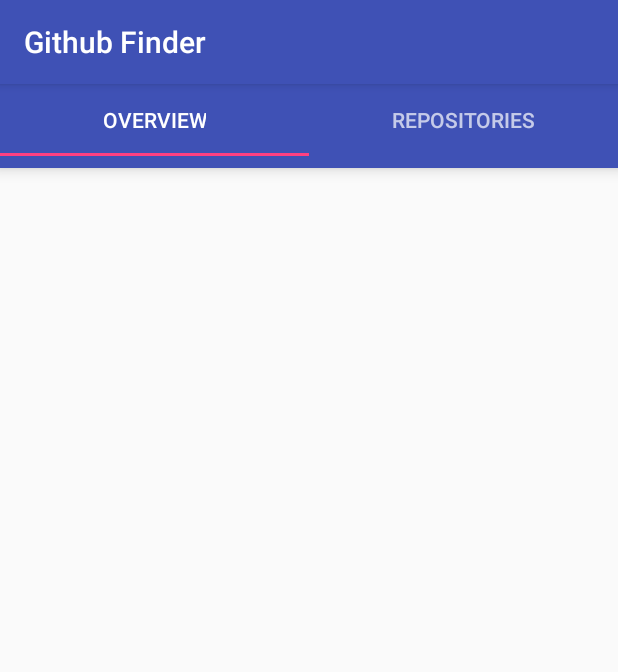
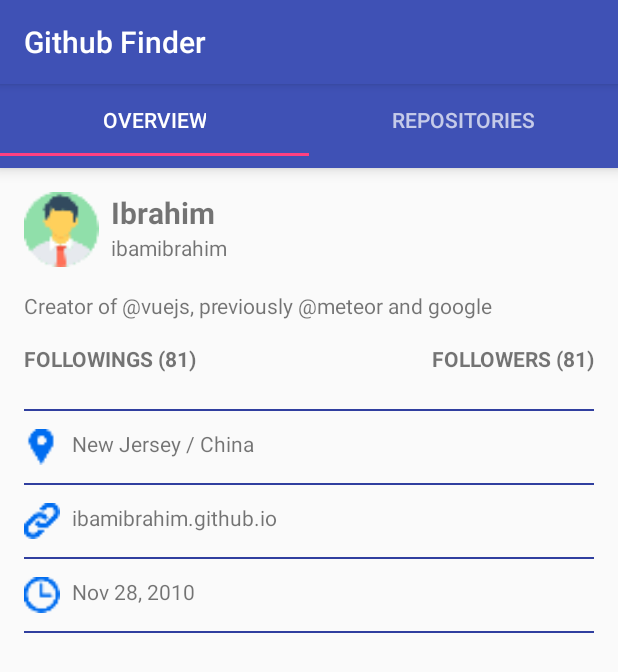
Before and after one commit to ibamibrahim/GithubFinder, an Android app: the DetailActivity screen opened directly, with no data from a screen before it, on a phone screen of 412 x 824 dp. Shown: the top 672 px of the screen. Run offline under Robolectric (Android 15) with nearby library versions, the phone set to English and light mode, and no system bars.

Commit message:
Pass data to fragment

```diff
--- a/app/build.gradle
+++ b/app/build.gradle
@@ -32,6 +32,7 @@ dependencies {
     compile 'io.reactivex:rxandroid:1.2.1'
     compile 'com.squareup.retrofit2:adapter-rxjava:2.2.0'
     compile 'com.android.support:recyclerview-v7:26.1.0'
+    compile 'org.greenrobot:eventbus:3.1.1'
     androidTestImplementation 'com.android.support.test:runner:1.0.1'
     androidTestImplementation 'com.android.support.test.espresso:espresso-core:3.0.1'
 }
--- a/app/src/main/java/id/ibam/githubfinder/detail/DetailActivity.java
+++ b/app/src/main/java/id/ibam/githubfinder/detail/DetailActivity.java
@@ -3,32 +3,46 @@ package id.ibam.githubfinder.detail;
 import android.os.Bundle;
 import android.support.design.widget.TabLayout;
 import android.support.v4.view.ViewPager;
+import android.util.Log;
 
 import id.ibam.githubfinder.BaseActivity;
 import id.ibam.githubfinder.MvpView;
 import id.ibam.githubfinder.R;
 
 public class DetailActivity extends BaseActivity implements MvpView, DetailContract.View {
+
+    private static final String TAG = "DetailActivity";
+    DetailPresenter mPresenter;
+    String name;
+
     @Override
     public void onCreate(Bundle savedInstanceState) {
         super.onCreate(savedInstanceState);
         setContentView(R.layout.activity_detail);
+        name = getIntent().getStringExtra("name");
+        Log.i(TAG, "onCreate: " + name);
         initTabAndViewPager();
-        }
+        initPresenter();
+    }
+
+    private void initPresenter() {
+        mPresenter = new DetailPresenter();
+        mPresenter.onAttach(this);
+    }
 
     @Override
     public void loadComplete() {
 
     }
 
-    private void initTabAndViewPager(){
+    private void initTabAndViewPager() {
         TabLayout tabLayout = (TabLayout) findViewById(R.id.tab_layout);
         tabLayout.addTab(tabLayout.newTab().setText("Overview"));
         tabLayout.addTab(tabLayout.newTab().setText("Repositories"));
         tabLayout.setTabGravity(TabLayout.GRAVITY_FILL);
         final ViewPager viewPager = (ViewPager) findViewById(R.id.pager);
         final PagerAdapter adapter = new PagerAdapter
-                (getSupportFragmentManager(), tabLayout.getTabCount());
+                (getSupportFragmentManager(), tabLayout.getTabCount(), name);
         viewPager.setAdapter(adapter);
         viewPager.addOnPageChangeListener(new TabLayout.TabLayoutOnPageChangeListener(tabLayout));
         tabLayout.setOnTabSelectedListener(new TabLayout.OnTabSelectedListener() {
--- a/app/src/main/java/id/ibam/githubfinder/detail/PagerAdapter.java
+++ b/app/src/main/java/id/ibam/githubfinder/detail/PagerAdapter.java
@@ -1,37 +1,35 @@
 package id.ibam.githubfinder.detail;
 
+import android.os.Bundle;
 import android.support.v4.app.Fragment;
 import android.support.v4.app.FragmentManager;
 import android.support.v4.app.FragmentStatePagerAdapter;
 
-<<<<<<< HEAD
-import id.ibam.githubfinder.detail.fragment.OverviewFragment;
-import id.ibam.githubfinder.detail.fragment.RepoListFragment;
-=======
 import id.ibam.githubfinder.detail.overview.OverviewFragment;
 import id.ibam.githubfinder.detail.repolist.RepoListFragment;
->>>>>>> 0521c036116e570fe3ff2089b6302e79a614022c
 
 /**
  * Created by Ibam on 11/15/2017.
  */
 public class PagerAdapter extends FragmentStatePagerAdapter {
     int mNumOfTabs;
+    Bundle bundle;
 
-    public PagerAdapter(FragmentManager fm, int NumOfTabs) {
+    public PagerAdapter(FragmentManager fm, int NumOfTabs, String name) {
         super(fm);
         this.mNumOfTabs = NumOfTabs;
+        this.bundle = new Bundle();
+        bundle.putString("name", name);
     }
 
     @Override
     public Fragment getItem(int position) {
-
         switch (position) {
             case 0:
-                OverviewFragment tab1 = new OverviewFragment();
+                OverviewFragment tab1 = OverviewFragment.newInstance(bundle);
                 return tab1;
             case 1:
-                RepoListFragment tab2 = new RepoListFragment ();
+                RepoListFragment tab2 = RepoListFragment.newInstance(bundle);
                 return tab2;
             default:
                 return null;
--- a/app/src/main/java/id/ibam/githubfinder/detail/overview/OverviewFragment.java
+++ b/app/src/main/java/id/ibam/githubfinder/detail/overview/OverviewFragment.java
@@ -2,6 +2,7 @@ package id.ibam.githubfinder.detail.overview;
 
 import android.os.Bundle;
 import android.support.v4.app.Fragment;
+import android.util.Log;
 import android.view.LayoutInflater;
 import android.view.View;
 import android.view.ViewGroup;
@@ -13,8 +14,29 @@ import id.ibam.githubfinder.R;
  */
 
 public class OverviewFragment extends Fragment {
+    private static final String TAG = "OverviewFragment";
+    String name;
+
+    public static OverviewFragment newInstance(Bundle arguments) {
+        OverviewFragment OverviewFragment = new OverviewFragment();
+        if (arguments != null) {
+            OverviewFragment.setArguments(arguments);
+            Log.i(TAG, "newInstance: OK");
+        } else {
+            Log.i(TAG, "newInstance: null argument");
+        }
+        return OverviewFragment;
+    }
+
     @Override
     public View onCreateView(LayoutInflater inflater, ViewGroup container, Bundle savedInstanceState) {
         return inflater.inflate(R.layout.tab_overview, container, false);
     }
+
+    @Override
+    public void onResume() {
+        name = getArguments().getString("name");
+        Log.i(TAG, "onCreateView: " + name);
+        super.onResume();
+    }
 }
--- a/app/src/main/java/id/ibam/githubfinder/detail/repolist/RepoListContract.java
+++ b/app/src/main/java/id/ibam/githubfinder/detail/repolist/RepoListContract.java
@@ -15,6 +15,6 @@ public interface RepoListContract {
     }
 
     interface Presenter {
-        void getData(List<UserReposResponse> data);
+        void getData(String name);
     }
 }
--- a/app/src/main/java/id/ibam/githubfinder/detail/repolist/RepoListFragment.java
+++ b/app/src/main/java/id/ibam/githubfinder/detail/repolist/RepoListFragment.java
@@ -2,6 +2,7 @@ package id.ibam.githubfinder.detail.repolist;
 
 import android.os.Bundle;
 import android.support.v4.app.Fragment;
+import android.util.Log;
 import android.view.LayoutInflater;
 import android.view.View;
 import android.view.ViewGroup;
@@ -13,8 +14,29 @@ import id.ibam.githubfinder.R;
  */
 
 public class RepoListFragment extends Fragment {
+    private static final String TAG = "RepoListFragment";
+    String name;
+
+    public static RepoListFragment newInstance(Bundle arguments) {
+        RepoListFragment fragment = new RepoListFragment();
+        if (arguments != null) {
+            fragment.setArguments(arguments);
+            Log.i(TAG, "newInstance: OK");
+        } else {
+            Log.i(TAG, "newInstance: null argument");
+        }
+        return fragment;
+    }
+
     @Override
     public View onCreateView(LayoutInflater inflater, ViewGroup container, Bundle savedInstanceState) {
-        return inflater.inflate(R.layout.tab_repo, container, false);
+        return inflater.inflate(R.layout.item_repo, container, false);
+    }
+
+    @Override
+    public void onResume() {
+        name = getArguments().getString("name");
+        Log.i(TAG, "onCreateView: " + name);
+        super.onResume();
     }
 }
--- a/app/src/main/res/layout/tab_overview.xml
+++ b/app/src/main/res/layout/tab_overview.xml
@@ -135,6 +135,7 @@
             android:src="@drawable/ic_clock"/>
 
         <TextView
+            android:id="@+id/date_joined"
             android:layout_width="match_parent"
             android:layout_height="wrap_content"
             android:layout_marginLeft="8dp"
```
Also changed, not shown: app/src/main/java/id/ibam/githubfinder/detail/DetailContract.java (+3 -5 lines), app/src/main/java/id/ibam/githubfinder/detail/DetailPresenter.java (+1 -10 lines), app/src/main/java/id/ibam/githubfinder/detail/fragment/OverviewFragment.java (deleted, +0 -20 lines), app/src/main/java/id/ibam/githubfinder/detail/fragment/RepoListFragment.java (deleted, +0 -20 lines), app/src/main/java/id/ibam/githubfinder/services/RemoteServices.java (+6 -2 lines).
